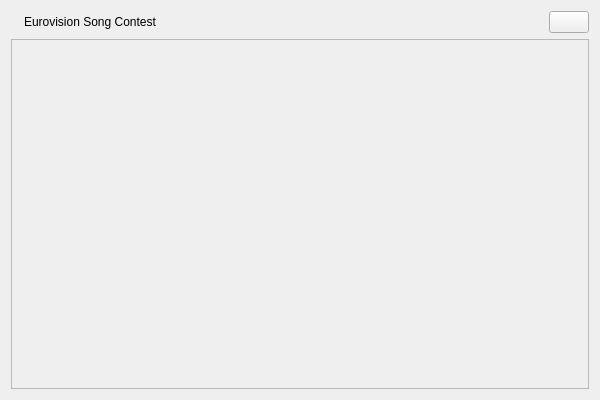
The window that ui/rankings_by_year.ui (GiaFil7/esc_app) describes before a commit, drawn with Qt 5.
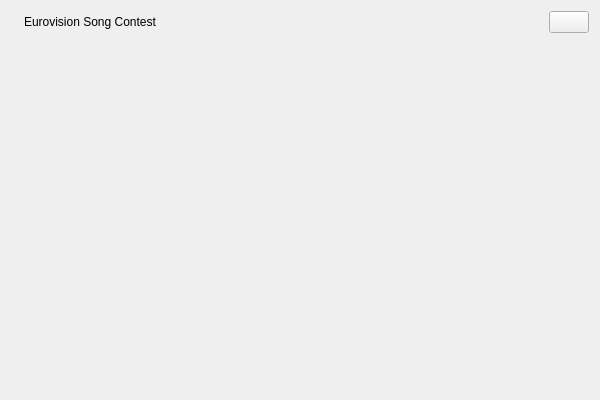
The same window after the commit. Icons and pictures are not drawn.

Commit message: rankings_by_year styling and fixes

What changed in the file:
```diff
--- a/ui/rankings_by_year.ui
+++ b/ui/rankings_by_year.ui
@@ -76,6 +76,9 @@
    </item>
    <item>
     <widget class="QScrollArea" name="scroll_area">
+     <property name="frameShape">
+      <enum>QFrame::Shape::NoFrame</enum>
+     </property>
      <property name="widgetResizable">
       <bool>true</bool>
      </property>
@@ -84,8 +87,8 @@
        <rect>
         <x>0</x>
         <y>0</y>
-        <width>580</width>
-        <height>348</height>
+        <width>582</width>
+        <height>344</height>
        </rect>
       </property>
      </widget>
```
Left out of the diff: 2 changed lines with no effect on the pictures. The commit also changes 5 other files.
